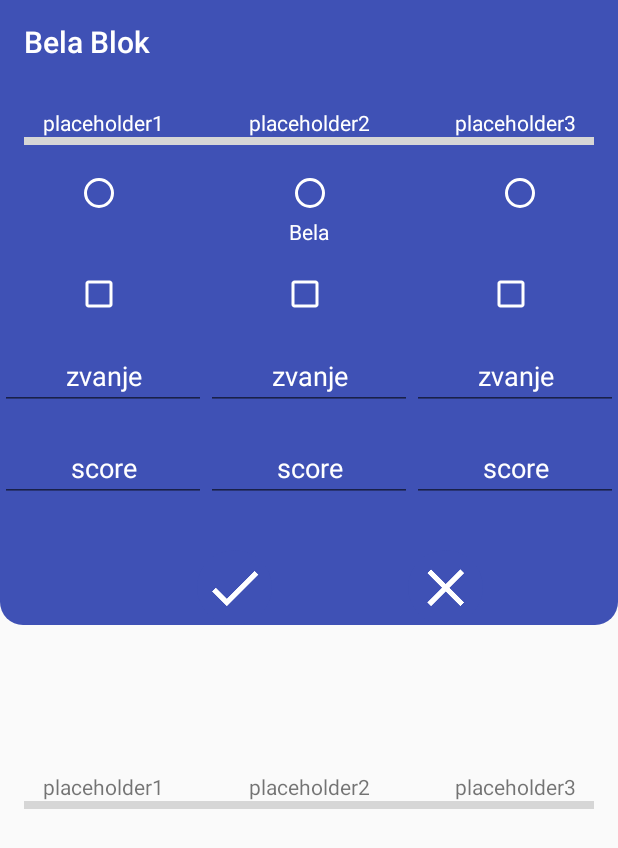
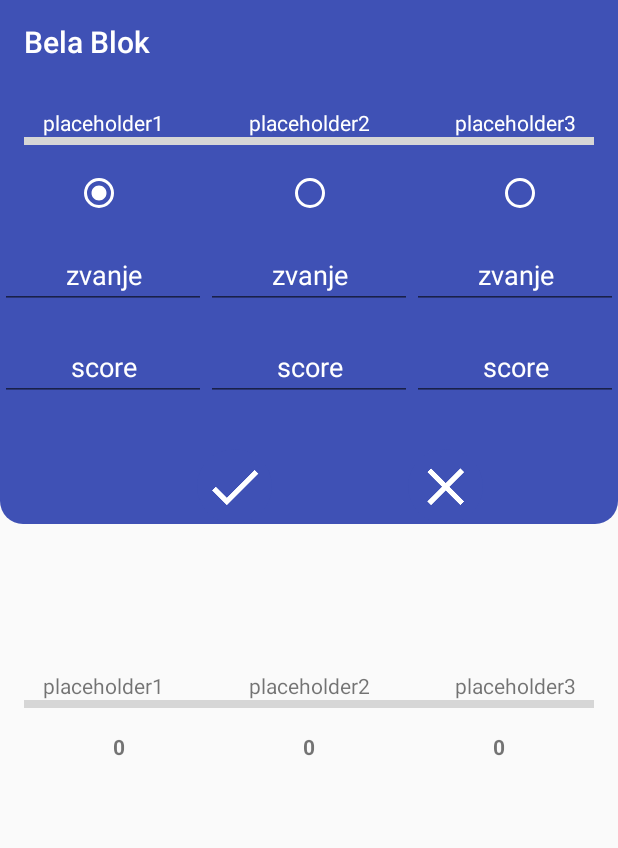
Before and after one commit to jurbunic/SimpleBelaBlock, an Android app: the fragment FragmentScoreBoardThree placed in its activity, after a tap on an icon or button, on a phone screen of 412 x 824 dp. Shown: the top 848 px of the screen. Run offline under Robolectric (Android 15) with nearby library versions, the phone set to English and light mode, and no system bars; our stand-ins replace ButterKnife; grey boxes are pictures that could not be loaded.

Commit message:
Functional three players scoreboard
Scoreboard is functional but it needs future refining.
Small changes to UI

```diff
--- a/app/src/main/java/com/example/bunic/simplebelablock/FragmentAddScoreThree.java
+++ b/app/src/main/java/com/example/bunic/simplebelablock/FragmentAddScoreThree.java
@@ -3,12 +3,12 @@ package com.example.bunic.simplebelablock;
 import android.app.Fragment;
 import android.app.FragmentManager;
 import android.app.FragmentTransaction;
-import android.app.IntentService;
 import android.os.Bundle;
 import android.view.LayoutInflater;
 import android.view.View;
 import android.view.ViewGroup;
 import android.widget.EditText;
+import android.widget.RadioButton;
 
 import com.example.bunic.simplebelablock.scoreboard.ThreePlayersScoreboard;
 
@@ -24,6 +24,7 @@ import butterknife.OnFocusChange;
 public class FragmentAddScoreThree extends Fragment {
     FragmentManager mFragmentManager;
     ThreePlayersScoreboard board;
+    Integer onTurn;
 
     @BindView(R.id.edit_score_three_player1)
     EditText score1;
@@ -39,6 +40,12 @@ public class FragmentAddScoreThree extends Fragment {
     @BindView(R.id.edit_zvanje_three_player3)
     EditText zvanje3;
 
+    @BindView(R.id.radio_turn_player1)
+    RadioButton player1Turn;
+    @BindView(R.id.radio_turn_player2)
+    RadioButton player2Turn;
+    @BindView(R.id.radio_turn_player3)
+    RadioButton player3Turn;
 
     @Override
     public View onCreateView(LayoutInflater inflater, ViewGroup container, Bundle savedInstanceState) {
@@ -52,6 +59,14 @@ public class FragmentAddScoreThree extends Fragment {
         super.onStart();
         board = ThreePlayersScoreboard.getInstance();
         mFragmentManager = getFragmentManager();
+        onTurn = board.listSize() % 3;
+        if(onTurn == 0){
+            player1Turn.setChecked(true);
+        }else if (onTurn == 1){
+            player2Turn.setChecked(true);
+        }else if (onTurn == 2){
+            player3Turn.setChecked(true);
+        }
     }
 
     @OnFocusChange(R.id.edit_score_three_player1)
@@ -105,17 +120,24 @@ public class FragmentAddScoreThree extends Fragment {
     public void onClickConfirm(){
         Integer score[] = new Integer[3];
         Integer calls[] = new Integer[3];
-        Integer playerOnTurn = 0;
 
         score[0] = Integer.parseInt(score1.getText().toString());
         score[1] = Integer.parseInt(score2.getText().toString());
         score[2] = Integer.parseInt(score3.getText().toString());
 
+        if(zvanje1.getText().toString().equals("")){
+            zvanje1.setText("0");
+        }if(zvanje2.getText().toString().equals("")){
+            zvanje2.setText("0");
+        }if(zvanje3.getText().toString().equals("")){
+            zvanje3.setText("0");
+        }
+
         calls[0] = Integer.parseInt(zvanje1.getText().toString());
         calls[1] = Integer.parseInt(zvanje2.getText().toString());
         calls[2] = Integer.parseInt(zvanje3.getText().toString());
 
-        board.newRow(score,calls,playerOnTurn);
+        board.newRow(score,calls,onTurn);
         getActivity().getFragmentManager();
         refresh();
     }
--- a/app/src/main/java/com/example/bunic/simplebelablock/FragmentScoreBoardThree.java
+++ b/app/src/main/java/com/example/bunic/simplebelablock/FragmentScoreBoardThree.java
@@ -12,6 +12,7 @@ import android.view.View;
 import android.view.ViewGroup;
 import android.widget.FrameLayout;
 import android.widget.LinearLayout;
+import android.widget.TextView;
 import android.widget.Toast;
 
 import com.example.bunic.simplebelablock.Adapters.ThreePlayersScoreList;
@@ -35,6 +36,13 @@ public class FragmentScoreBoardThree extends Fragment {
     FloatingActionButton fab;
     @BindView(R.id.new_score_fragment_container)
     FrameLayout newScore;
+
+    @BindView(R.id.txt_total_score_player1)
+    TextView totalScorePlayer1;
+    @BindView(R.id.txt_total_score_player2)
+    TextView totalScorePlayer2;
+    @BindView(R.id.txt_total_score_player3)
+    TextView totalScorePlayer3;
 
     RecyclerView recyclerView;
     ThreePlayersScoreList mAdapter;
@@ -82,6 +90,11 @@ public class FragmentScoreBoardThree extends Fragment {
         board.newRow(scores,calls,0);
         //-----------------------------------
         */
+
+        totalScorePlayer1.setText(board.getTotalScore(0).toString());
+        totalScorePlayer2.setText(board.getTotalScore(1).toString());
+        totalScorePlayer3.setText(board.getTotalScore(2).toString());
+
         recyclerView = (RecyclerView) getView().findViewById(R.id.main_recycler_three);
         mAdapter = new ThreePlayersScoreList(getActivity().getApplicationContext(), board);
         RecyclerView.LayoutManager mLayoutManager = new LinearLayoutManager(getActivity());
--- a/app/src/main/java/com/example/bunic/simplebelablock/scoreboard/ScoreCalculator.java
+++ b/app/src/main/java/com/example/bunic/simplebelablock/scoreboard/ScoreCalculator.java
@@ -7,12 +7,13 @@ package com.example.bunic.simplebelablock.scoreboard;
 public class ScoreCalculator {
     private static final Integer MAX_SCORE = 162;
 
-    public static String calcuateRow(Integer[] points, Integer[] calls, Integer playerOnTurn){
+    public static String calcuateRow(Integer[] points, Integer[] calls, Integer[] totalScores, Integer playerOnTurn){
         Integer inGamePoints = MAX_SCORE;
         for(int i=0;i<calls.length;i++){
             inGamePoints +=calls[i];
+            points[i] += calls[i];
         }
-        if((points[playerOnTurn]+calls[playerOnTurn])<=inGamePoints/2){
+        if(points[playerOnTurn]<=inGamePoints/2){
             points[playerOnTurn]=0;
         }
         StringBuilder sb = new StringBuilder();
@@ -21,6 +22,14 @@ public class ScoreCalculator {
                 .append(points[1].toString())
                 .append("$")
                 .append(points[2].toString());
+        calculateTotalScore(totalScores,points);
         return sb.toString();
     }
+
+    private static Integer[] calculateTotalScore(Integer[] totalScore, Integer[] points){
+        for(int i=0; i<totalScore.length;i++){
+            totalScore[i] += points[i];
+        }
+        return totalScore;
+    }
 }
--- a/app/src/main/java/com/example/bunic/simplebelablock/scoreboard/Scoreboard.java
+++ b/app/src/main/java/com/example/bunic/simplebelablock/scoreboard/Scoreboard.java
@@ -15,6 +15,7 @@ public abstract class Scoreboard {
     String row;
     List<String> allRows;
     List<Player> players;
+    List<Integer> totalScore;
 
     protected void initializePlayers(List<Player> players){
         this.players = players;
@@ -32,6 +33,4 @@ public abstract class Scoreboard {
     public Integer listSize(){
         return allRows.size();
     }
-
-
 }
--- a/app/src/main/java/com/example/bunic/simplebelablock/scoreboard/ThreePlayersScoreboard.java
+++ b/app/src/main/java/com/example/bunic/simplebelablock/scoreboard/ThreePlayersScoreboard.java
@@ -11,6 +11,7 @@ import java.util.List;
 public class ThreePlayersScoreboard extends Scoreboard {
 
     static ThreePlayersScoreboard INSTANCE;
+    Integer[] totalScores = new Integer[]{0, 0, 0};
 
     private ThreePlayersScoreboard(List<Player> players) {
         INSTANCE = this;
@@ -39,13 +40,17 @@ public class ThreePlayersScoreboard extends Scoreboard {
     }
 
     public void newRow(Integer[] score, Integer[] calls, Integer playerOnTurn){
-        String row = ScoreCalculator.calcuateRow(score,calls,playerOnTurn);
+        String row = ScoreCalculator.calcuateRow(score,calls,totalScores,playerOnTurn);
+
         super.row = row;
         addToScoreList();
+    }
+
+    public Integer getTotalScore(Integer player){
+        return totalScores[player];
     }
 
 
 
 
-
 }
--- a/app/src/main/res/layout/fragment_new_score_three.xml
+++ b/app/src/main/res/layout/fragment_new_score_three.xml
@@ -59,6 +59,7 @@
                     android:gravity="center_vertical"
                     >
                     <RadioButton
+                        android:id="@+id/radio_turn_player1"
                         android:layout_width="match_parent"
                         android:layout_height="wrap_content"
                         android:textAlignment="center"
@@ -67,6 +68,7 @@
                         app:buttonTint="@color/colorWhite"
                         />
                     <RadioButton
+                        android:id="@+id/radio_turn_player2"
                         android:layout_width="match_parent"
                         android:layout_height="wrap_content"
                         android:text=""
@@ -75,6 +77,7 @@
                         app:buttonTint="@color/colorWhite"
                         />
                     <RadioButton
+                        android:id="@+id/radio_turn_player3"
                         android:layout_width="match_parent"
                         android:layout_height="wrap_content"
                         android:text=""
@@ -83,34 +86,6 @@
                         app:buttonTint="@color/colorWhite"
                         />
                 </RadioGroup>
-                <TextView
-                    android:layout_width="match_parent"
-                    android:layout_height="wrap_content"
-                    android:text="Bela"
-                    android:gravity="center"
-                    android:textColor="@color/colorWhite"
-                    />
-                <TableRow
-                    android:layout_height="wrap_content"
-                    android:layout_width="match_parent"
-                    android:layout_marginTop="@dimen/activity_vertical_margin"
-                    >
-                    <CheckBox
-                        android:layout_weight="1"
-                        android:layout_marginStart="50dp"
-                        app:buttonTint="@color/colorWhite"
-                        />
-                    <CheckBox
-                        android:layout_weight="1"
-                        android:layout_marginStart="50dp"
-                        app:buttonTint="@color/colorWhite"
-                        />
-                    <CheckBox
-                        android:layout_weight="1"
-                        android:layout_marginStart="50dp"
-                        app:buttonTint="@color/colorWhite"
-                        />
-                </TableRow>
                 <TableRow
                     android:layout_height="wrap_content"
                     android:layout_width="match_parent"
--- a/app/src/main/res/layout/fragment_scoreboard_three.xml
+++ b/app/src/main/res/layout/fragment_scoreboard_three.xml
@@ -71,6 +71,33 @@
                 >
                 <include layout="@layout/recycler_three_players"/>
             </LinearLayout>
+            <TableRow
+                android:layout_margin="@dimen/activity_horizontal_margin">
+                <TextView
+                    android:id="@+id/txt_total_score_player1"
+                    android:text="0"
+                    android:gravity="center"
+                    android:layout_width="match_parent"
+                    android:layout_weight="1"
+                    android:textStyle="bold"
+                    />
+                <TextView
+                    android:id="@+id/txt_total_score_player2"
+                    android:text="0"
+                    android:gravity="center"
+                    android:layout_width="match_parent"
+                    android:layout_weight="1"
+                    android:textStyle="bold"
+                    />
+                <TextView
+                    android:id="@+id/txt_total_score_player3"
+                    android:text="0"
+                    android:gravity="center"
+                    android:layout_width="match_parent"
+                    android:layout_weight="1"
+                    android:textStyle="bold"
+                    />
+            </TableRow>
 
         </TableLayout>
 
```
